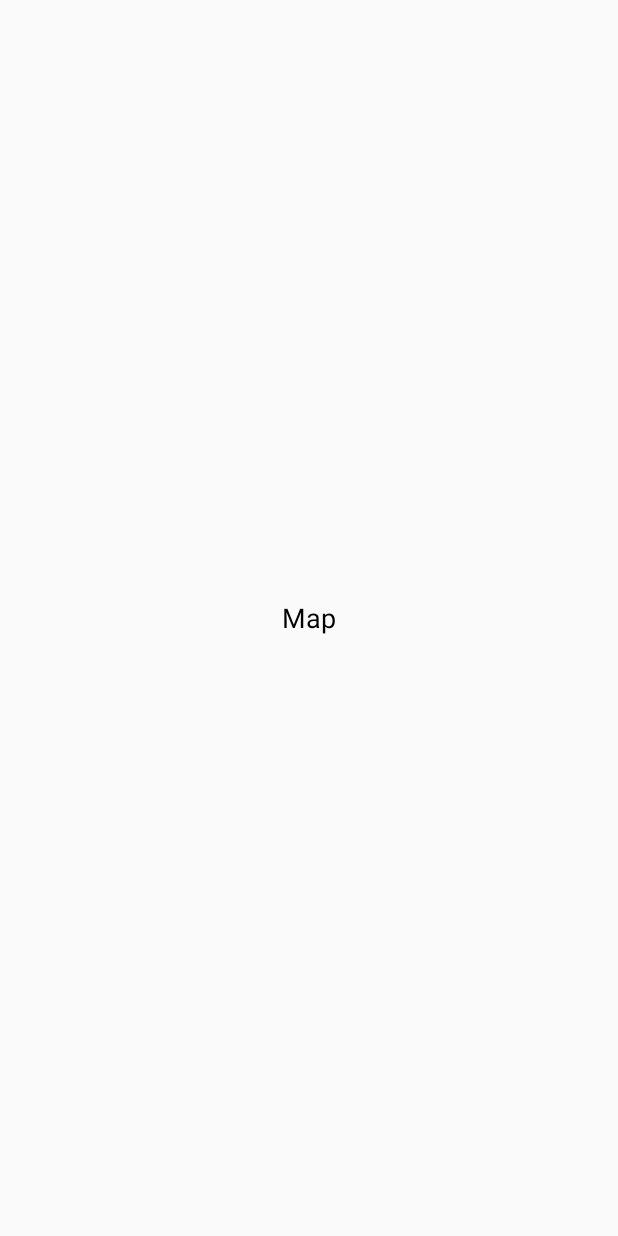
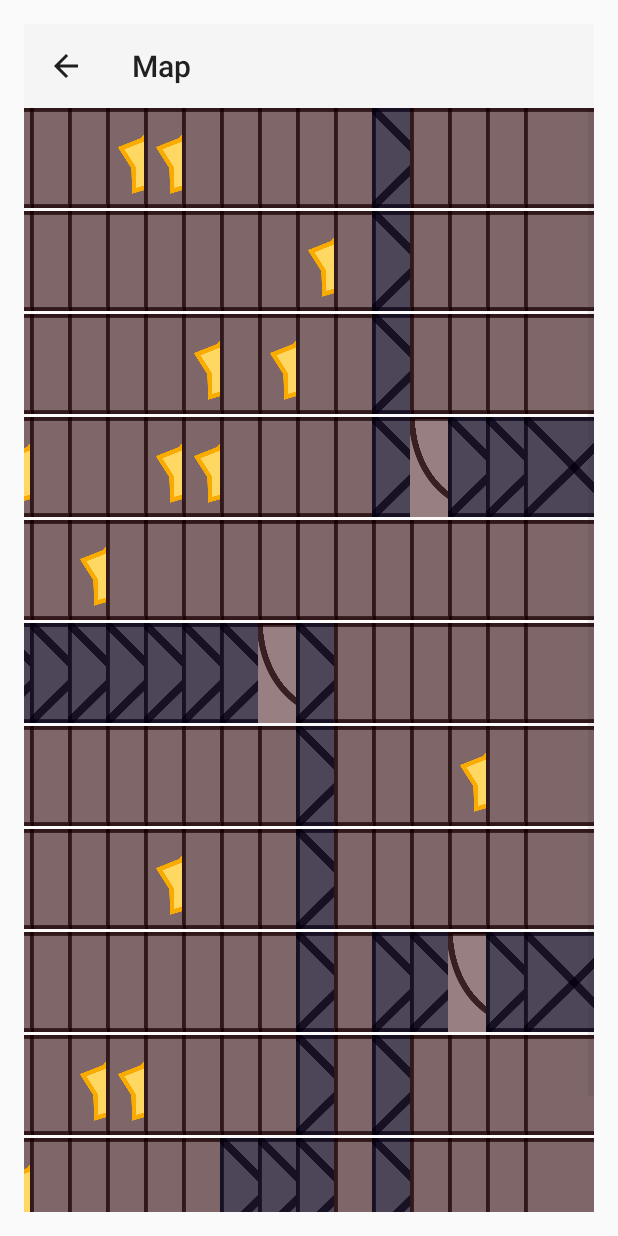
Before and after one commit to JoaquinRodriguezph/CompanionApp, an Android app built with Jetpack Compose: the MapPopUpActivity screen opened directly, with no data from a screen before it, on a phone screen of 412 x 824 dp. Before the commit the screen is almost empty. Run offline under Robolectric (Android 15) with nearby library versions, the light colour scheme and no system bars.

Commit message:
UPDATE: MAP MVP

```diff
--- a/app/src/main/java/com/example/companionapp/CalculatorActivity.kt
+++ b/app/src/main/java/com/example/companionapp/CalculatorActivity.kt
@@ -7,7 +7,10 @@ import android.widget.EditText
 import android.widget.TextView
 import androidx.appcompat.app.AppCompatActivity
 
-class CalculatorActivity : AppCompatActivity() {
+class
+
+
+CalculatorActivity : AppCompatActivity() {
     override fun onCreate(savedInstanceState: Bundle?) {
         super.onCreate(savedInstanceState)
         setContentView(R.layout.activity_calculator)
--- a/app/src/main/java/com/example/companionapp/MapActivity.kt
+++ b/app/src/main/java/com/example/companionapp/MapActivity.kt
@@ -32,6 +32,7 @@ class MapActivity : AppCompatActivity() {
 
         val rootView = findViewById<View>(android.R.id.content)
         rootView.setOnClickListener {
+            // Launch NightScreenActivity on click
             val nightIntent = Intent(this, NightScreenActivity::class.java).apply {
                 putStringArrayListExtra("players", ArrayList(selectedPlayers)) // Pass selected players
                 putStringArrayListExtra("colors", ArrayList(selectedColors))  // Pass corresponding colors
@@ -39,5 +40,22 @@ class MapActivity : AppCompatActivity() {
             }
             startActivity(nightIntent)
         }
+
+        // Call MapPopUpActivity during initialization
+        launchMapPopUpActivity()
     }
+
+    /**
+     * Launches MapPopUpActivity as a separate activity
+     */
+    private fun launchMapPopUpActivity() {
+        try {
+            val mapPopUpIntent = Intent(this, MapPopUpActivity::class.java)
+            startActivity(mapPopUpIntent)
+        } catch (e: Exception) {
+            Log.e("MapActivity", "Error launching MapPopUpActivity: ${e.message}")
+            e.printStackTrace()
+        }
+    }
+
 }
--- /dev/null
+++ b/app/src/main/java/com/example/companionapp/MapAdapter.kt
@@ -0,0 +1,36 @@
+package com.example.companionapp
+
+import android.content.Context
+import android.view.View
+import android.view.ViewGroup
+import android.widget.BaseAdapter
+import android.widget.ImageView
+
+class GridAdapter(private val context: Context, private val grid: Array<Array<Tile>>) : BaseAdapter() {
+    override fun getCount(): Int = grid.size * grid[0].size
+
+    override fun getItem(position: Int): Tile {
+        val row = position / grid[0].size
+        val col = position % grid[0].size
+        return grid[row][col]
+    }
+
+    override fun getItemId(position: Int): Long = position.toLong()
+
+    override fun getView(position: Int, convertView: View?, parent: ViewGroup?): View {
+        val tile = getItem(position)
+        val imageView = convertView as? ImageView ?: ImageView(context)
+        imageView.layoutParams = ViewGroup.LayoutParams(100, 100) // Adjust size as needed
+
+        imageView.setImageResource(
+            when {
+                tile.hasDoor -> R.drawable.door_icon
+                tile.type == TileType.WALL -> R.drawable.wall_icon
+                tile.item != null -> R.drawable.item_icon
+                else -> R.drawable.walkable_icon
+            }
+        )
+
+        return imageView
+    }
+}
--- /dev/null
+++ b/app/src/main/java/com/example/companionapp/MapManager.kt
@@ -0,0 +1,69 @@
+package com.example.companionapp
+
+import kotlin.random.Random
+
+class MapManager private constructor() {
+    private val grid: Array<Array<Tile>> = Array(12) { x -> Array(15) { y -> Tile(x, y, TileType.UNPLACABLE) } }
+    private var isInitialized = false
+
+    companion object {
+        val instance: MapManager by lazy { MapManager() }
+    }
+
+    fun initializeGrid() {
+        if (isInitialized) return // Prevent reinitialization
+
+        // Define rooms and walls
+        val room1 = listOf(Pair(0, 10), Pair(1, 10), Pair(2, 10), Pair(3, 10), Pair(3, 11), Pair(3, 12), Pair(3, 13), Pair(3, 14))
+        val room2 = listOf(Pair(8, 10), Pair(8, 11), Pair(8, 12), Pair(8, 13), Pair(8, 14), Pair(9, 10), Pair(10, 10), Pair(11, 10))
+        val livingRoom = listOf(Pair(5, 0), Pair(5, 1), Pair(5, 2), Pair(5, 3), Pair(5, 4), Pair(5, 5), Pair(5, 6), Pair(5, 7), Pair(5, 8), Pair(6, 8), Pair(7, 8), Pair(8, 8), Pair(9, 8))
+        val cr = listOf(Pair(10, 6), Pair(10, 7), Pair(10, 8), Pair(11, 6), Pair(11, 8))
+
+        val rooms = listOf(room1, room2, livingRoom, cr)
+
+        // Mark walls
+        rooms.forEach { room ->
+            room.forEach { (x, y) -> grid[x][y].type = TileType.WALL }
+        }
+
+        // Randomly place doors
+        rooms.forEach { room ->
+            val doorTile = room.random()
+            grid[doorTile.first][doorTile.second].hasDoor = true
+        }
+
+        // Mark walkable tiles
+        grid.forEach { row ->
+            row.forEach { tile ->
+                if (tile.type == TileType.UNPLACABLE) {
+                    tile.type = TileType.WALKABLE
+                }
+            }
+        }
+
+        // Spawn items
+        spawnItems()
+
+        isInitialized = true
+    }
+
+    private fun spawnItems() {
+        val bronzeItems = listOf("Toothbrush", "Mug", "Umbrella", "Slippers", "Sunglasses", "Saltshaker")
+        val silverItems = listOf("Console", "Sneakers", "Telephone", "Autograph", "Fancy Underwear", "Watch", "Gold Earrings")
+        val goldItems = listOf("Gold Bars", "Guitar", "TV", "Smart Fridge", "Vinyl Record", "Massage Chair", "Painting")
+
+        val walkableTiles = grid.flatten().filter { it.type == TileType.WALKABLE && !it.hasDoor }
+        val random = Random.Default
+
+        walkableTiles.shuffled().take(16).forEach { tile ->
+            val itemCategory = random.nextInt(3)
+            tile.item = when (itemCategory) {
+                0 -> bronzeItems.random()
+                1 -> silverItems.random()
+                else -> goldItems.random()
+            }
+        }
+    }
+
+    fun getGrid(): Array<Array<Tile>> = grid
+}
--- a/app/src/main/java/com/example/companionapp/MapPopUpActivity.kt
+++ b/app/src/main/java/com/example/companionapp/MapPopUpActivity.kt
@@ -1,19 +1,31 @@
 package com.example.companionapp
 
 import android.os.Bundle
+import android.util.Log
+import android.widget.GridView
 import androidx.appcompat.app.AppCompatActivity
+import androidx.appcompat.widget.Toolbar
 
 class MapPopUpActivity : AppCompatActivity() {
     override fun onCreate(savedInstanceState: Bundle?) {
         super.onCreate(savedInstanceState)
         setContentView(R.layout.activity_map_popup)
 
-        // Enable the back button in the toolbar
+        // Set up the Toolbar as the ActionBar
+        val toolbar = findViewById<Toolbar>(R.id.toolbar)
+        setSupportActionBar(toolbar)
+
+        // Enable the back button
         supportActionBar?.setDisplayHomeAsUpEnabled(true)
         supportActionBar?.title = "Map"
 
-        // Handle back button press in toolbar
-        supportActionBar?.setDisplayHomeAsUpEnabled(true)
+        // Initialize the grid if not already done
+        MapManager.instance.initializeGrid()
+
+        // Render the grid
+        val gridView: GridView = findViewById(R.id.mapGridView)
+        val gridAdapter = GridAdapter(this, MapManager.instance.getGrid())
+        gridView.adapter = gridAdapter
     }
 
     override fun onSupportNavigateUp(): Boolean {
--- /dev/null
+++ b/app/src/main/java/com/example/companionapp/Tile.kt
@@ -0,0 +1,13 @@
+package com.example.companionapp
+
+data class Tile(
+    val x: Int,
+    val y: Int,
+    var type: TileType,
+    var hasDoor: Boolean = false,
+    var item: String? = null
+)
+
+enum class TileType {
+    WALL, UNPLACABLE, WALKABLE
+}
--- a/app/src/main/res/layout/activity_map_popup.xml
+++ b/app/src/main/res/layout/activity_map_popup.xml
@@ -6,11 +6,24 @@
     android:gravity="center"
     android:padding="16dp">
 
-    <TextView
-        android:id="@+id/map_placeholder"
-        android:layout_width="wrap_content"
-        android:layout_height="wrap_content"
-        android:text="Map"
-        android:textSize="18sp"
-        android:textColor="#000000" />
+    <!-- Add the Toolbar at the top -->
+    <androidx.appcompat.widget.Toolbar
+        android:id="@+id/toolbar"
+        android:layout_width="match_parent"
+        android:layout_height="?attr/actionBarSize"
+        android:background="?attr/colorPrimary"
+        android:theme="@style/ThemeOverlay.AppCompat.ActionBar"
+        android:popupTheme="@style/ThemeOverlay.AppCompat.Light" />
+
+    <!-- The GridView for the map -->
+    <GridView
+        android:id="@+id/mapGridView"
+        android:layout_width="match_parent"
+        android:layout_height="0dp"
+        android:layout_weight="1"
+        android:gravity="center"
+        android:horizontalSpacing="2dp"
+        android:numColumns="15"
+        android:verticalSpacing="2dp" />
+
 </LinearLayout>
```
Also changed, not shown: app/src/main/res/drawable/door_icon.png (added), app/src/main/res/drawable/item_icon.png (added), app/src/main/res/drawable/walkable_icon.png (added), app/src/main/res/drawable/wall_icon.png (added).
